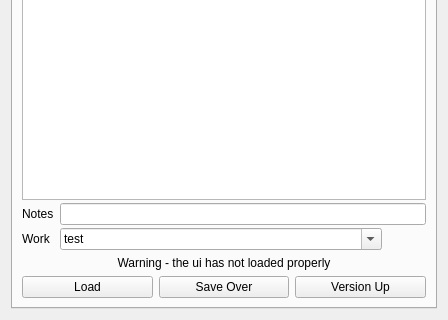
The window that python/pini/tools/helper/pini_helper.ui (CBSDigital/pini-dev) describes before a commit, drawn with Qt 5; both pictures show x 0 to 448 and y 564 to 884 of the 448 by 884 pixel window.
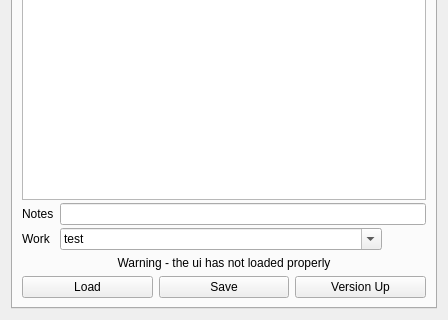
The same window after the commit. The open tabs and pages were chosen to show the change. Icons and pictures are not drawn. Custom widgets are drawn as their Qt base class.

Patch:
```diff
--- a/python/pini/tools/helper/pini_helper.ui
+++ b/python/pini/tools/helper/pini_helper.ui
@@ -484,7 +484,7 @@
            <item>
             <widget class="QPushButton" name="WSaveOver">
              <property name="text">
-              <string>Save Over</string>
+              <string>Save</string>
              </property>
             </widget>
            </item>
```
Left out of the diff: 8 changed lines with no effect on the pictures.
